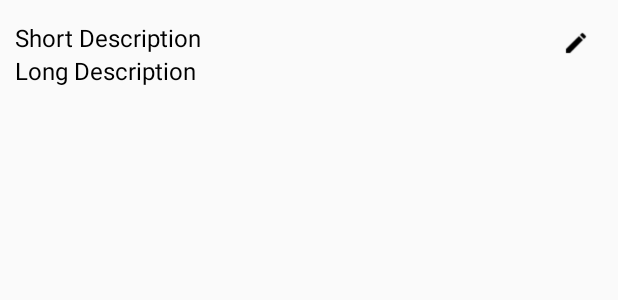
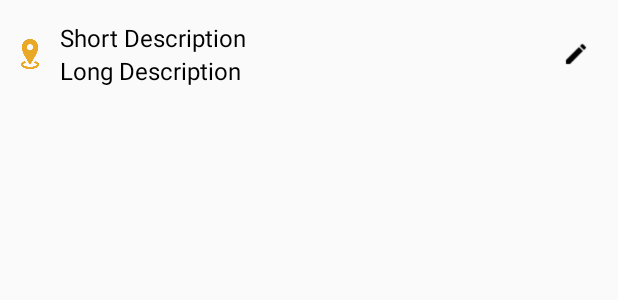
Before and after one commit to xuanphu262/FeedbackSystem, an Android app: the layout item_location_layout.xml on its own in the app's theme, with its tools: preview values and no code run, on a phone screen of 412 x 824 dp. Shown: the top 300 px of the screen. Run offline under Robolectric (Android 15) with nearby library versions, the phone set to English and light mode, and no system bars.

Commit message:
- Update data - Change data model - Add more icons

```diff
--- a/FeedbackSystemApp/app/src/main/java/android/mobile/feedbacksystem/ui/admin/device/DeviceItemView.java
+++ b/FeedbackSystemApp/app/src/main/java/android/mobile/feedbacksystem/ui/admin/device/DeviceItemView.java
@@ -29,7 +29,7 @@ public class DeviceItemView extends RecyclerViewRenderItem<DeviceItemView.Device
     @Override
     public void bindViewHolder(DeviceViewHolder holder) {
         holder.tvLocation.setText("Location: " + mDevice.getLocation().getShortDescription());
-        holder.tvDevice.setText("Device: " + mDevice.getId());
+        holder.tvDevice.setText("Device: " + mDevice.getDeviceName());
     }
 
     class DeviceViewHolder extends RecyclerView.ViewHolder {
--- a/FeedbackSystemApp/app/src/main/res/layout/item_devide_layout.xml
+++ b/FeedbackSystemApp/app/src/main/res/layout/item_devide_layout.xml
@@ -15,7 +15,7 @@
             android:layout_height="20dp"
             android:layout_centerVertical="true"
             android:layout_marginLeft="10dp"
-            android:background="@drawable/bg_circle_green" />
+            android:background="@drawable/ic_online" />
 
         <LinearLayout
             android:layout_width="match_parent"
--- a/FeedbackSystemApp/app/src/main/res/layout/item_location_layout.xml
+++ b/FeedbackSystemApp/app/src/main/res/layout/item_location_layout.xml
@@ -5,11 +5,24 @@
     android:layout_height="wrap_content"
     android:paddingTop="14dp">
 
+    <RelativeLayout
+        android:layout_width="match_parent"
+        android:layout_height="wrap_content">
+
+        <View
+            android:id="@+id/location_state"
+            android:layout_width="20dp"
+            android:layout_height="20dp"
+            android:layout_centerVertical="true"
+            android:layout_marginLeft="10dp"
+            android:background="@drawable/icon_location" />
+
         <LinearLayout
             android:layout_width="match_parent"
             android:layout_height="wrap_content"
             android:layout_marginLeft="10dp"
             android:layout_toLeftOf="@+id/btn_editLocation"
+            android:layout_toRightOf="@+id/location_state"
             android:orientation="vertical">
 
             <TextView
@@ -42,3 +55,4 @@
             android:layout_marginRight="20dp"
             android:src="@drawable/ic_edit" />
     </RelativeLayout>
+</RelativeLayout>
```
Also changed, not shown: FeedbackSystemApp/app/src/main/AndroidManifest.xml (+8 -8 lines), FeedbackSystemApp/app/src/main/java/android/mobile/feedbacksystem/common/DataHelper.java (+15 -5 lines), FeedbackSystemApp/app/src/main/java/android/mobile/feedbacksystem/common/model/DeviceModel.java (+17 -2 lines), FeedbackSystemApp/app/src/main/java/android/mobile/feedbacksystem/common/model/LocationModel.java (+10 -1 lines), FeedbackSystemApp/app/src/main/res/drawable/ic_offline.png (added), FeedbackSystemApp/app/src/main/res/drawable/ic_online.png (added), FeedbackSystemApp/app/src/main/res/drawable/icon_location.png (added). Lines whose indentation alone changed are shown as unchanged.
